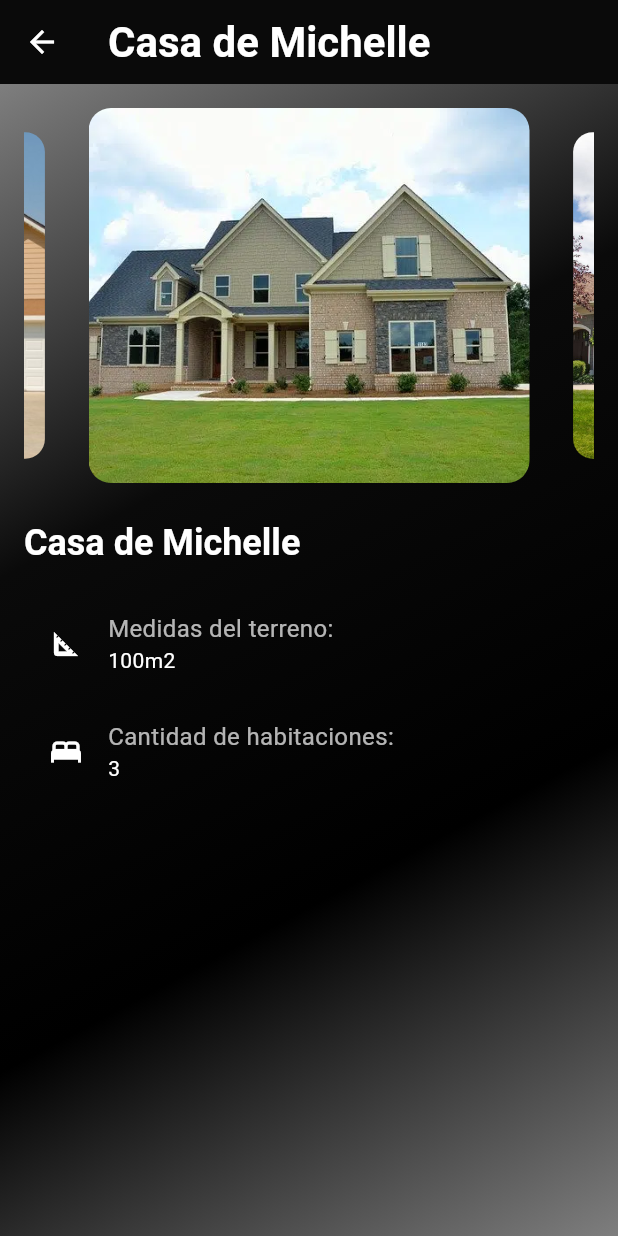
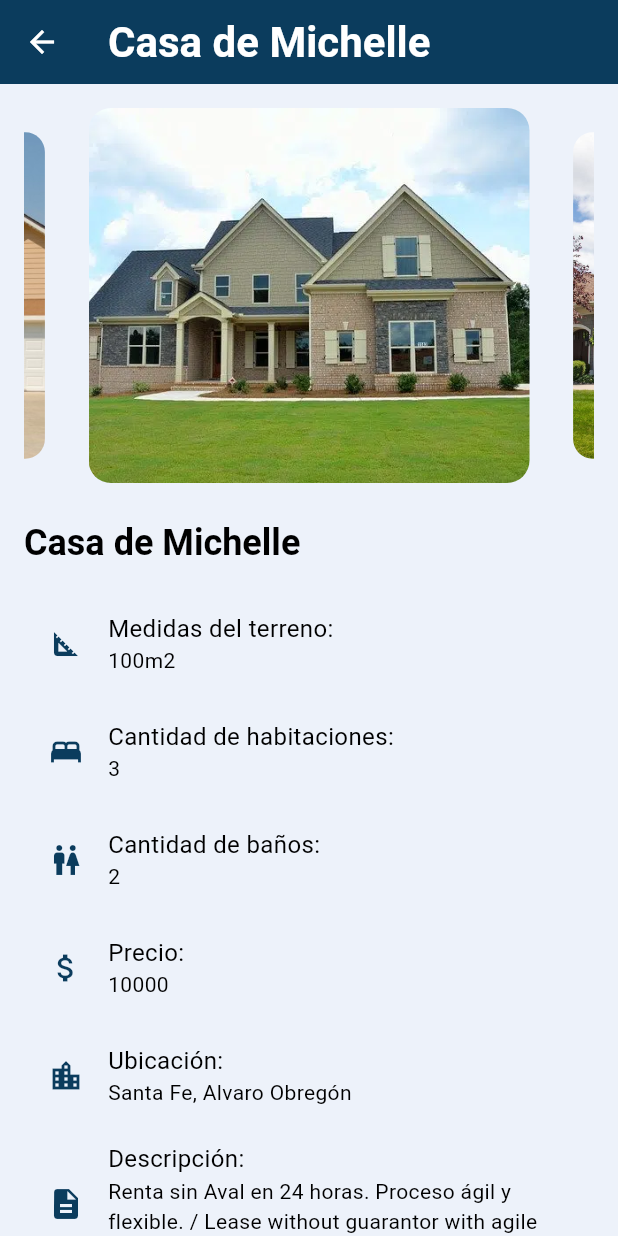
Before and after one commit to MichDlc03/movil_rec, a Flutter app: the MiListaDeInmuebles screen opened directly, after a tap on the "menu" icon, after a tap on the "more vert" icon, after a tap on "Casa de Michelle", on a phone screen of 412 x 824 dp. Run offline on Flutter 3.47's test engine with Material 3 defaults, Android fonts, the phone set to English and light mode, and no system bars; drawn by our look-alikes of carousel_slider; our stand-ins replace google_fonts; Roboto replaces fonts that are missing (Dosis).

Commit message:
cambio de colores y al diseño

```diff
--- a/lib/models/inmueble_model.dart
+++ b/lib/models/inmueble_model.dart
@@ -3,11 +3,19 @@ class Inmueble {
   final String nombreInmueble;
   final String medidasDelTerreno;
   final int cantidadDeHabitaciones;
+  int? cantidadDeWC;
+  int? precio;
+  String? ubicacion;
+  String? descripcion;
 
   Inmueble({
     required this.id,
     required this.nombreInmueble,
     required this.medidasDelTerreno,
     required this.cantidadDeHabitaciones,
+    this.cantidadDeWC,
+    this.precio,
+    this.ubicacion,
+    this.descripcion
   });
 }
--- a/lib/pages/perfil_inmuebles_page.dart
+++ b/lib/pages/perfil_inmuebles_page.dart
@@ -11,7 +11,7 @@ class MiPerfilInmueblesPage extends StatelessWidget {
     'assets/imagenes/casa3.jpg',
   ];
 
-MiPerfilInmueblesPage({required this.inmueble, super.key});
+  MiPerfilInmueblesPage({required this.inmueble, super.key});
 
   @override
   Widget build(BuildContext context) {
@@ -26,21 +26,10 @@ MiPerfilInmueblesPage({required this.inmueble, super.key});
           ),
         ),
         iconTheme: const IconThemeData(color: Colors.white),
-        backgroundColor: const Color(0xff0A0A0A),
+        backgroundColor: const Color(0xff0B3C5D),
       ),
       body: Container(
-        decoration: const BoxDecoration(
-          gradient: LinearGradient(
-            begin: Alignment.topLeft,
-            end: Alignment.bottomRight,
-            colors: [
-              Color.fromARGB(255, 126, 126, 126),
-              Color(0xff0A0A0A),
-              Color.fromARGB(255, 0, 0, 0),
-              Color.fromARGB(255, 126, 126, 126),
-            ],
-          ),
-        ),
+        color: const Color(0xffEDF2FA),
         child: ListView(
           padding: const EdgeInsets.all(16.0),
           children: [
@@ -80,18 +69,18 @@ MiPerfilInmueblesPage({required this.inmueble, super.key});
                 textStyle: Theme.of(context).textTheme.headlineMedium,
                 fontSize: 24,
                 fontWeight: FontWeight.bold,
-                color: Colors.white,
+                color: Colors.black,
               ),
             ),
             const SizedBox(height: 16),
             ListTile(
-              leading: const Icon(Icons.square_foot, color: Colors.white),
+              leading: const Icon(Icons.square_foot, color: Color(0xff0B3C5D)),
               title: Text(
                 'Medidas del terreno:',
                 style: GoogleFonts.dosis(
                   textStyle: Theme.of(context).textTheme.bodyMedium,
                   fontSize: 16,
-                  color: Colors.white70,
+                  color: Colors.black,
                 ),
               ),
               subtitle: Text(
@@ -99,18 +88,18 @@ MiPerfilInmueblesPage({required this.inmueble, super.key});
                 style: GoogleFonts.dosis(
                   textStyle: Theme.of(context).textTheme.bodyMedium,
                   fontSize: 14,
-                  color: Colors.white,
+                  color: Colors.black,
                 ),
               ),
             ),
             ListTile(
-              leading: const Icon(Icons.bed, color: Colors.white),
+              leading: const Icon(Icons.bed, color: Color(0xff0B3C5D)),
               title: Text(
                 'Cantidad de habitaciones:',
                 style: GoogleFonts.dosis(
                   textStyle: Theme.of(context).textTheme.bodyMedium,
                   fontSize: 16,
-                  color: Colors.white70,
+                  color: Colors.black,
                 ),
               ),
               subtitle: Text(
@@ -118,7 +107,83 @@ MiPerfilInmueblesPage({required this.inmueble, super.key});
                 style: GoogleFonts.dosis(
                   textStyle: Theme.of(context).textTheme.bodyMedium,
                   fontSize: 14,
-                  color: Colors.white,
+                  color: Colors.black,
+                ),
+              ),
+            ),
+            ListTile(
+              leading: const Icon(Icons.wc, color: Color(0xff0B3C5D)),
+              title: Text(
+                'Cantidad de baños:',
+                style: GoogleFonts.dosis(
+                  textStyle: Theme.of(context).textTheme.bodyMedium,
+                  fontSize: 16,
+                  color: Colors.black,
+                ),
+              ),
+              subtitle: Text(
+                inmueble.cantidadDeWC.toString(),
+                style: GoogleFonts.dosis(
+                  textStyle: Theme.of(context).textTheme.bodyMedium,
+                  fontSize: 14,
+                  color: Colors.black,
+                ),
+              ),
+            ),
+            ListTile(
+              leading: const Icon(Icons.attach_money, color: Color(0xff0B3C5D)),
+              title: Text(
+                'Precio:',
+                style: GoogleFonts.dosis(
+                  textStyle: Theme.of(context).textTheme.bodyMedium,
+                  fontSize: 16,
+                  color: Colors.black,
+                ),
+              ),
+              subtitle: Text(
+                inmueble.precio.toString(),
+                style: GoogleFonts.dosis(
+                  textStyle: Theme.of(context).textTheme.bodyMedium,
+                  fontSize: 14,
+                  color: Colors.black,
+                ),
+              ),
+            ),
+            ListTile(
+              leading: const Icon(Icons.location_city, color: Color(0xff0B3C5D)),
+              title: Text(
+                'Ubicación:',
+                style: GoogleFonts.dosis(
+                  textStyle: Theme.of(context).textTheme.bodyMedium,
+                  fontSize: 16,
+                  color: Colors.black,
+                ),
+              ),
+              subtitle: Text(
+                inmueble.ubicacion.toString(),
+                style: GoogleFonts.dosis(
+                  textStyle: Theme.of(context).textTheme.bodyMedium,
+                  fontSize: 14,
+                  color: Colors.black,
+                ),
+              ),
+            ),
+            ListTile(
+              leading: const Icon(Icons.description, color: Color(0xff0B3C5D)),
+              title: Text(
+                'Descripción:',
+                style: GoogleFonts.dosis(
+                  textStyle: Theme.of(context).textTheme.bodyMedium,
+                  fontSize: 16,
+                  color: Colors.black,
+                ),
+              ),
+              subtitle: Text(
+                inmueble.descripcion.toString(),
+                style: GoogleFonts.dosis(
+                  textStyle: Theme.of(context).textTheme.bodyMedium,
+                  fontSize: 14,
+                  color: Colors.black,
                 ),
               ),
             ),
--- a/lib/widgets/custom_drawer.dart
+++ b/lib/widgets/custom_drawer.dart
@@ -11,7 +11,7 @@ class CustomDrawer extends StatelessWidget {
         children: <Widget>[
           const DrawerHeader(
             decoration: BoxDecoration(
-              color: Color(0xff0A0A0A),
+              color:  Color(0xff0B3C5D),
             ),
             child: Text(
               'Menú',
@@ -22,7 +22,7 @@ class CustomDrawer extends StatelessWidget {
             ),
           ),
           ListTile(
-            leading: const Icon(Icons.home),
+            leading: const Icon(Icons.home, color: Color(0xff0B3C5D),),
             title: const Text('Inmuebles'),
             onTap: () {
               Navigator.pop(context);
@@ -30,7 +30,7 @@ class CustomDrawer extends StatelessWidget {
             },
           ),
           ListTile(
-            leading: const Icon(Icons.person),
+            leading: const Icon(Icons.person, color: Color(0xff0B3C5D),),
             title: const Text('Asesores'),
             onTap: () {
               Navigator.pop(context);
--- a/lib/widgets/mi_lista_inmuebles.dart
+++ b/lib/widgets/mi_lista_inmuebles.dart
@@ -2,7 +2,7 @@ import 'package:app/pages/perfil_inmuebles_page.dart';
 import 'package:flutter/material.dart';
 import 'package:google_fonts/google_fonts.dart';
 import '../models/inmueble_model.dart';
-import 'custom_drawer.dart'; // Asegúrate de importar el widget del drawer
+import 'custom_drawer.dart';
 
 class MiListaDeInmuebles extends StatefulWidget {
   const MiListaDeInmuebles({super.key});
@@ -17,27 +17,52 @@ class _MiListaDeInmueblesState extends State<MiListaDeInmuebles> {
         id: 1,
         nombreInmueble: "Casa de Michelle",
         medidasDelTerreno: "100m2",
-        cantidadDeHabitaciones: 3),
+        cantidadDeHabitaciones: 3,
+        precio: 10000,
+        cantidadDeWC: 2,
+        ubicacion: "Santa Fe, Alvaro Obregón",
+        descripcion:
+            "Renta sin Aval en 24 horas. Proceso ágil y flexible. / Lease without guarantor with agile and flexible processes in 24 hours."),
     Inmueble(
         id: 2,
         nombreInmueble: "Apartamento en el centro",
         medidasDelTerreno: "80m2",
-        cantidadDeHabitaciones: 2),
+        cantidadDeHabitaciones: 2,
+        precio: 10000,
+        cantidadDeWC: 2,
+        ubicacion: "Santa Fe, Alvaro Obregón",
+        descripcion:
+            "Renta sin Aval en 24 horas. Proceso ágil y flexible. / Lease without guarantor with agile and flexible processes in 24 hours."),
     Inmueble(
         id: 3,
         nombreInmueble: "Casa en la playa",
         medidasDelTerreno: "200m2",
-        cantidadDeHabitaciones: 4),
+        cantidadDeHabitaciones: 4,
+        precio: 10000,
+        cantidadDeWC: 2,
+        ubicacion: "Santa Fe, Alvaro Obregón",
+        descripcion:
+            "Renta sin Aval en 24 horas. Proceso ágil y flexible. / Lease without guarantor with agile and flexible processes in 24 hours."),
     Inmueble(
         id: 4,
         nombreInmueble: "Apartamento moderno",
         medidasDelTerreno: "90m2",
-        cantidadDeHabitaciones: 2),
+        cantidadDeHabitaciones: 2,
+        precio: 10000,
+        cantidadDeWC: 2,
+        ubicacion: "Santa Fe, Alvaro Obregón",
+        descripcion:
+            "Renta sin Aval en 24 horas. Proceso ágil y flexible. / Lease without guarantor with agile and flexible processes in 24 hours."),
     Inmueble(
         id: 5,
         nombreInmueble: "Casa familiar",
         medidasDelTerreno: "150m2",
-        cantidadDeHabitaciones: 3),
+        cantidadDeHabitaciones: 3,
+        precio: 10000,
+        cantidadDeWC: 2,
+        ubicacion: "Santa Fe, Alvaro Obregón",
+        descripcion:
+            "Renta sin Aval en 24 horas. Proceso ágil y flexible. / Lease without guarantor with agile and flexible processes in 24 hours."),
   ];
 
   @override
@@ -55,10 +80,12 @@ class _MiListaDeInmueblesState extends State<MiListaDeInmuebles> {
             );
           },
         ),
+        iconTheme: const IconThemeData(color: Colors.white),
+        backgroundColor: const Color(0xff0B3C5D),
         actions: [
           IconButton(
-            onPressed: () {},
-            icon: const Icon(Icons.search, color: Colors.white)),
+              onPressed: () {},
+              icon: const Icon(Icons.search, color: Colors.white)),
           Builder(
             builder: (context) {
               return IconButton(
@@ -71,7 +98,6 @@ class _MiListaDeInmueblesState extends State<MiListaDeInmuebles> {
           ),
         ],
         centerTitle: true,
-        backgroundColor: const Color(0xff0A0A0A),
         title: Text(
           title,
           style: GoogleFonts.dosis(
@@ -83,18 +109,7 @@ class _MiListaDeInmueblesState extends State<MiListaDeInmuebles> {
       ),
       drawer: const CustomDrawer(),
       body: Container(
-        decoration: const BoxDecoration(
-          gradient: LinearGradient(
-            begin: Alignment.topLeft,
-            end: Alignment.bottomRight,
-            colors: [
-              Color.fromARGB(255, 126, 126, 126),
-              Color(0xff0A0A0A),
-              Color.fromARGB(255, 0, 0, 0),
-              Color.fromARGB(255, 126, 126, 126),
-            ],
-          ),
-        ),
+            color: const Color(0xffFFFFFF),
         child: ListView.builder(
           itemCount: inmueble.length,
           itemBuilder: (context, index) {
@@ -103,38 +118,38 @@ class _MiListaDeInmueblesState extends State<MiListaDeInmuebles> {
               padding: const EdgeInsets.all(8.0),
               child: Container(
                 decoration: BoxDecoration(
-                  color: const Color(0xff3B3535),
+                  color: const Color(0xffEDF2FA),
                   borderRadius: BorderRadius.circular(10),
                   boxShadow: [
                     BoxShadow(
-                      color: Colors.black.withOpacity(0.5),
+                      color: Colors.black.withOpacity(0.2),
                       spreadRadius: 2,
-                      blurRadius: 5,
+                      blurRadius: 2,
                       offset: const Offset(0, 3),
                     ),
                   ],
                 ),
                 child: ListTile(
                   leading: const Icon(Icons.home,
-                      color: Color(0xffF0F5F9), size: 40),
+                      color: Color(0xff000000), size: 40),
                   title: Text(
                     inmuebles.nombreInmueble,
                     style: GoogleFonts.dosis(
                       textStyle: Theme.of(context).textTheme.bodyMedium,
                       fontSize: 18,
                       fontWeight: FontWeight.bold,
-                      color: Colors.white,
+                      color: Colors.black,
                     ),
                   ),
                   trailing: const Icon(Icons.arrow_circle_right_outlined,
-                      color: Color(0xffF0F5F9), size: 30),
+                      color: Color(0xff000000), size: 30),
                   subtitle: Text(
                     'Habitaciones: ${inmuebles.cantidadDeHabitaciones}\nMedidas: ${inmuebles.medidasDelTerreno}',
                     style: GoogleFonts.dosis(
                       textStyle: Theme.of(context).textTheme.bodyMedium,
                       fontSize: 14,
                       fontWeight: FontWeight.w500,
-                      color: const Color(0xffe1e4e6),
+                      color: const Color(0xff000000),
                     ),
                   ),
                   onTap: () {
```
Also changed, not shown: lib/pages/perfil_prospectos_page.dart (+11 -22 lines), lib/widgets/mi_lista_prospectos.dart (+8 -19 lines).
